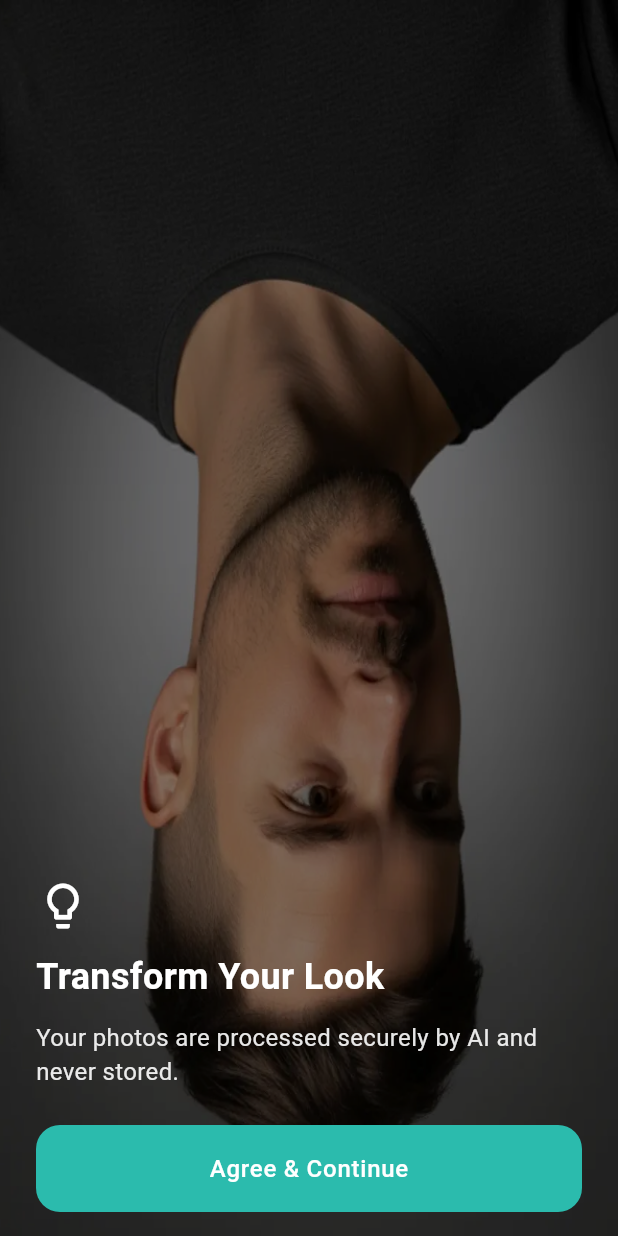
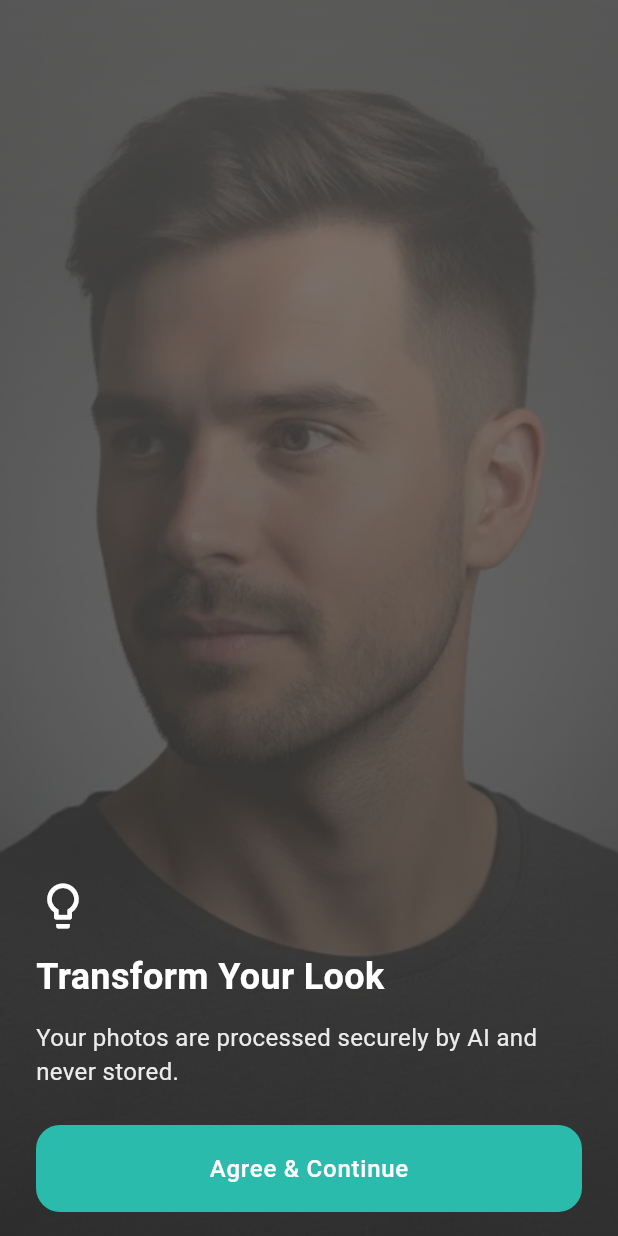
Before and after one commit to Software2004/Flutter-Hair-Styler, a Flutter app: the screen it shows after launch, on a phone screen of 412 x 824 dp. Run offline on Flutter 3.47's test engine with Material 3 defaults, Android fonts, the phone set to English and light mode, and no system bars; our stand-ins replace device_info_plus, firebase_auth, firebase_core, firebase_crashlytics, firebase_database, flutter_dotenv and 5 more; missing offline and left inert: file_selector, gal; accounts and stored records are empty.

Commit message:
feedbacks implemented

```diff
--- a/lib/screens/home_screen.dart
+++ b/lib/screens/home_screen.dart
@@ -100,7 +100,7 @@ class _HomeScreenState extends State<HomeScreen> {
                 BottomNavigationBarItem(
                   icon: Icon(Icons.auto_awesome_outlined),
                   activeIcon: Icon(Icons.auto_awesome),
-                  label: 'AI Recommendations',
+                  label: 'AI Styler',
                 ),
                 BottomNavigationBarItem(
                   icon: Icon(Icons.folder_open_outlined),
--- a/lib/screens/intro_screen.dart
+++ b/lib/screens/intro_screen.dart
@@ -1,14 +1,14 @@
 import 'dart:async';
-import 'dart:math' as math;
+
+import 'package:firebase_crashlytics/firebase_crashlytics.dart';
 import 'package:flutter/material.dart';
+import 'package:flutter/services.dart';
 import 'package:shared_preferences/shared_preferences.dart';
-import 'package:firebase_crashlytics/firebase_crashlytics.dart';
-import 'package:flutter/services.dart';
 
+import '../data/style_data_provider.dart';
+import '../models/models.dart';
 import '../widgets/primary_button.dart';
 import 'home_screen.dart';
-import '../data/style_data_provider.dart';
-import '../models/models.dart';
 
 class IntroScreen extends StatefulWidget {
   static const String routeName = '/intro';
@@ -24,21 +24,26 @@ class _IntroScreenState extends State<IntroScreen> {
   int _current = 0;
   bool _isLoading = true;
   Timer? _slideshowTimer;
+  bool _visible = true;
+  bool _isDimmed = false;
 
   static const Duration _slideInterval = Duration(seconds: 4);
-  static const Duration _fadeDuration = Duration(milliseconds: 2000);
+  static const Duration _fadeOutDuration = Duration(milliseconds: 500);
+  static const Duration _fadeInDuration = Duration(milliseconds: 700);
 
   @override
   void initState() {
     super.initState();
     SystemChrome.setEnabledSystemUIMode(SystemUiMode.edgeToEdge);
-    SystemChrome.setSystemUIOverlayStyle(const SystemUiOverlayStyle(
+    SystemChrome.setSystemUIOverlayStyle(
+      const SystemUiOverlayStyle(
         statusBarColor: Colors.transparent,
         systemNavigationBarColor: Colors.transparent,
         statusBarIconBrightness: Brightness.light,
         systemNavigationBarIconBrightness: Brightness.light,
         statusBarBrightness: Brightness.dark,
-    ));
+      ),
+    );
 
     _loadAssetsAndPlay();
   }
@@ -46,7 +51,8 @@ class _IntroScreenState extends State<IntroScreen> {
   Future<void> _loadAssetsAndPlay() async {
     List<String> imagesToShow = [];
     try {
-      List<StyleCategory> categories = await StyleDataProvider.getStyleCategories();
+      List<StyleCategory> categories =
+      await StyleDataProvider.getStyleCategories();
 
       // Define the desired order and categories to include
       const categoryOrder = ['Male', 'Female', 'Female Kids'];
@@ -61,7 +67,9 @@ class _IntroScreenState extends State<IntroScreen> {
         }
       }
 
-      print('Found ${imagesToShow.length} hairstyle images in the specified order: $imagesToShow');
+      print(
+        'Found ${imagesToShow.length} hairstyle images in the specified order: $imagesToShow',
+      );
 
       if (mounted) {
         if (imagesToShow.isNotEmpty) {
@@ -82,7 +90,11 @@ class _IntroScreenState extends State<IntroScreen> {
       }
     } catch (e, s) {
       print('Error loading assets for intro screen: $e');
-      FirebaseCrashlytics.instance.recordError(e, s, reason: 'IntroScreen _loadAssetsAndPlay failed');
+      FirebaseCrashlytics.instance.recordError(
+        e,
+        s,
+        reason: 'IntroScreen _loadAssetsAndPlay failed',
+      );
       if (mounted) {
         setState(() {
           _isLoading = false;
@@ -96,6 +108,14 @@ class _IntroScreenState extends State<IntroScreen> {
     if (_images.isEmpty) return;
     _slideshowTimer = Timer.periodic(_slideInterval, (timer) async {
       if (!mounted || _images.isEmpty) return;
+      // Explicit fade-out → dim → swap → fade-in sequence
+      setState(() {
+        _visible = false;
+        _isDimmed = true;
+      });
+
+      // Wait for fade-out to complete
+      await Future.delayed(_fadeOutDuration);
 
       final int nextIndex = (_current + 1) % _images.length;
       // Precache next 2 images ahead to smooth transitions
@@ -104,16 +124,23 @@ class _IntroScreenState extends State<IntroScreen> {
       try {
         await Future.wait([
           if (nextPath.isNotEmpty) precacheImage(AssetImage(nextPath), context),
-          if (secondNextPath.isNotEmpty) precacheImage(AssetImage(secondNextPath), context),
+          if (secondNextPath.isNotEmpty)
+            precacheImage(AssetImage(secondNextPath), context),
         ]);
       } catch (e, s) {
         print('Error precaching images: $e');
-        FirebaseCrashlytics.instance.recordError(e, s, reason: 'IntroScreen precache failed');
+        FirebaseCrashlytics.instance.recordError(
+          e,
+          s,
+          reason: 'IntroScreen precache failed',
+        );
       }
 
       if (!mounted) return;
       setState(() {
         _current = nextIndex;
+        _visible = true;
+        _isDimmed = false;
       });
     });
   }
@@ -139,60 +166,45 @@ class _IntroScreenState extends State<IntroScreen> {
   @override
   Widget build(BuildContext context) {
     const onDark = Colors.white;
-    final size = MediaQuery.of(context).size;
-    final pixelRatio = MediaQuery.of(context).devicePixelRatio;
-    final targetWidth = (size.width * pixelRatio).round();
-    final targetHeight = (size.height * pixelRatio).round();
 
     return Scaffold(
       extendBody: true,
       body: Stack(
         children: [
-          if (_images.isNotEmpty && _current < _images.length && _images[_current].isNotEmpty)
+          // Background Image with Animation
+          if (_images.isNotEmpty &&
+              _current < _images.length &&
+              _images[_current].isNotEmpty)
             Positioned.fill(
-              child: AnimatedSwitcher(
-                duration: _fadeDuration,
-                switchInCurve: Curves.easeInOut,
-                switchOutCurve: Curves.easeInOut,
-                child: Transform.rotate(
+              child: AnimatedOpacity(
+                opacity: _visible ? 1.0 : 0.0,
+                duration: _visible ? _fadeInDuration : _fadeOutDuration,
+                curve: Curves.easeInOut,
+                child: Image.asset(
+                  _images[_current],
                   key: ValueKey(_images[_current]),
-                  angle: math.pi,
-                  child: Container(
-                    decoration: BoxDecoration(
-                      image: DecorationImage(
-                        image: ResizeImage(
-                          AssetImage(_images[_current]),
-                          width: targetWidth,
-                          height: targetHeight,
+                  fit: BoxFit.cover,
+                  errorBuilder: (context, error, stackTrace) {
+                    print('Error loading image ${_images[_current]}: $error');
+                    return Container(
+                      color: Colors.grey[900],
+                      child: const Center(
+                        child: Icon(Icons.error_outline, color: Colors.white),
                       ),
-                        fit: BoxFit.cover,
-                        colorFilter: ColorFilter.mode(
-                          Colors.black.withOpacity(0.2),
-                          BlendMode.darken,
-                        ),
-                        onError: (error, stackTrace) {
-                          print('Error loading image ${_images[_current]}: $error');
+                    );
                   },
-                      ),
-                    ),
-                  ),
                 ),
               ),
             )
           else if (_isLoading)
-            const Center(
-              child: CircularProgressIndicator(color: Colors.white),
-            )
+            const Center(child: CircularProgressIndicator(color: Colors.white))
           else
             Container(
               decoration: const BoxDecoration(
                 gradient: LinearGradient(
                   begin: Alignment.topCenter,
                   end: Alignment.bottomCenter,
-                  colors: [
-                    Color(0xFF6B73FF),
-                    Color(0xFF9D4EDD),
-                  ],
+                  colors: [Color(0xFF6B73FF), Color(0xFF9D4EDD)],
                 ),
               ),
               child: const Center(
@@ -202,19 +214,45 @@ class _IntroScreenState extends State<IntroScreen> {
                 ),
               ),
             ),
-          Container(color: Colors.black.withOpacity(0.35)),
 
+          // Dark Overlay for better text readability + dim effect during transitions
+          Positioned.fill(
+            child: AnimatedContainer(
+              duration: const Duration(milliseconds: 300),
+              decoration: BoxDecoration(
+                gradient: LinearGradient(
+                  begin: Alignment.topCenter,
+                  end: Alignment.bottomCenter,
+                  colors: [
+                    Colors.black.withOpacity(_isDimmed ? 0.5 : 0.2),
+                    Colors.black.withOpacity(_isDimmed ? 0.7 : 0.5),
+                  ],
+                ),
+              ),
+            ),
+          ),
+
+          // Content Layer
           Builder(
             builder: (context) {
               final padding = MediaQuery.of(context).padding;
               return Padding(
-                padding: EdgeInsets.fromLTRB(24, padding.top + 8, 24, padding.bottom + 16),
+                padding: EdgeInsets.fromLTRB(
+                  24,
+                  padding.top + 8,
+                  24,
+                  padding.bottom + 16,
+                ),
                 child: Column(
                   children: [
                     const Spacer(),
                     const Align(
                       alignment: Alignment.centerLeft,
-                      child: Icon(Icons.lightbulb_outline, color: onDark, size: 36),
+                      child: Icon(
+                        Icons.lightbulb_outline,
+                        color: onDark,
+                        size: 36,
+                      ),
                     ),
                     const SizedBox(height: 12),
                     const Align(
@@ -235,14 +273,14 @@ class _IntroScreenState extends State<IntroScreen> {
                         'Your photos are processed securely by AI and never stored.',
                         style: TextStyle(
                           fontSize: 16,
-                            color: onDark.withOpacity(0.9)
+                          color: onDark.withOpacity(0.9),
                         ),
                       ),
                     ),
                     const SizedBox(height: 24),
                     PrimaryButton(
                       label: 'Agree & Continue',
-                        onPressed: _agreeAndContinue
+                      onPressed: _agreeAndContinue,
                     ),
                   ],
                 ),
```
Also changed, not shown: lib/screens/ai_recommendation_tab.dart (+34 -1 lines), lib/screens/home_tab.dart (+36 -2 lines), lib/screens/my_styles_screen.dart (+5 -14 lines), lib/screens/view_image_screen.dart (+13 -4 lines), lib/services/share_text.dart (added, +9 -0 lines), lib/widgets/picked_image_layout.dart (+27 -23 lines), pubspec.yaml (+4 -4 lines), assets/images/ic_launcher-playstore.png (deleted), assets/images/ic_launcher_playstore.png (deleted), assets/images/logo_padded.png (added), 1 other file. Lines whose indentation alone changed are shown as unchanged.
